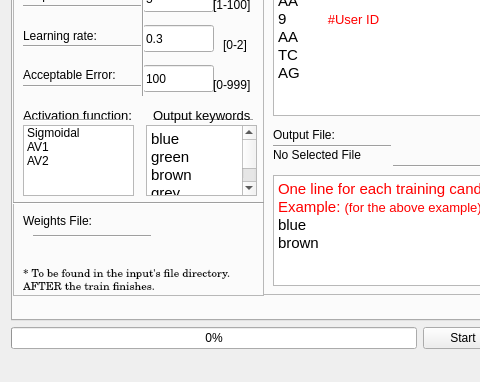
Above: phenogene/phenogene.ui from blanqesto/phenogene before the change; both pictures show x 0 to 480 and y 218 to 600 of the 600 by 600 pixel window. Below: the same form after it.
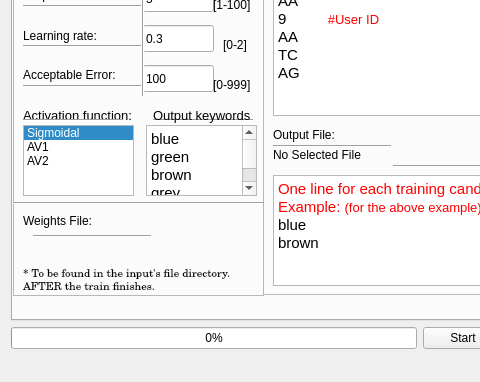
That is the form after the change.

Commit message: GUI: Input/Output browsers fixed

The edit to the form file:
```diff
--- a/phenogene/phenogene.ui
+++ b/phenogene/phenogene.ui
@@ -553,7 +553,7 @@
           </rect>
          </property>
          <property name="currentRow">
-          <number>-1</number>
+          <number>0</number>
          </property>
          <item>
           <property name="text">
```
The commit also changes 4 other files.
